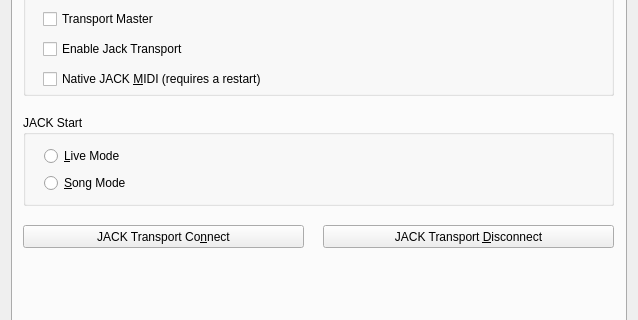
First picture: the form in seq_qt5/forms/qseditoptions.ui, repository ahlstromcj/seq66, before the edit; both pictures show x 0 to 638 and y 102 to 422 of the 638 by 672 pixel window.
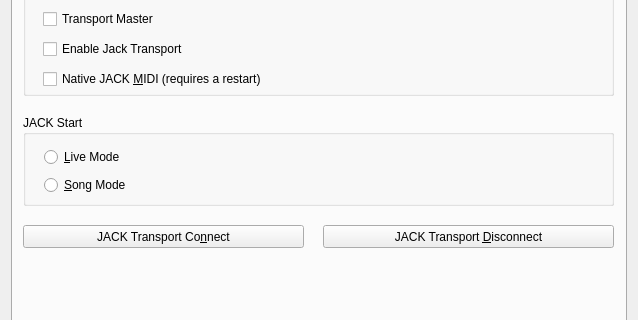
Second picture: the form after the edit.

What changed in the file:
```diff
--- a/seq_qt5/forms/qseditoptions.ui
+++ b/seq_qt5/forms/qseditoptions.ui
@@ -399,17 +399,20 @@
        <property name="title">
         <string>JACK Start</string>
        </property>
+       <property name="checkable">
+        <bool>false</bool>
+       </property>
       </widget>
-      <widget class="QWidget" name="">
+      <widget class="QWidget" name="layoutWidget">
        <property name="geometry">
         <rect>
          <x>31</x>
          <y>210</y>
-         <width>94</width>
-         <height>50</height>
+         <width>104</width>
+         <height>52</height>
         </rect>
        </property>
-       <layout class="QVBoxLayout" name="verticalLayout_2">
+       <layout class="QVBoxLayout" name="radio_group_layout">
         <item>
          <widget class="QRadioButton" name="radio_live_mode">
           <property name="text">
```
